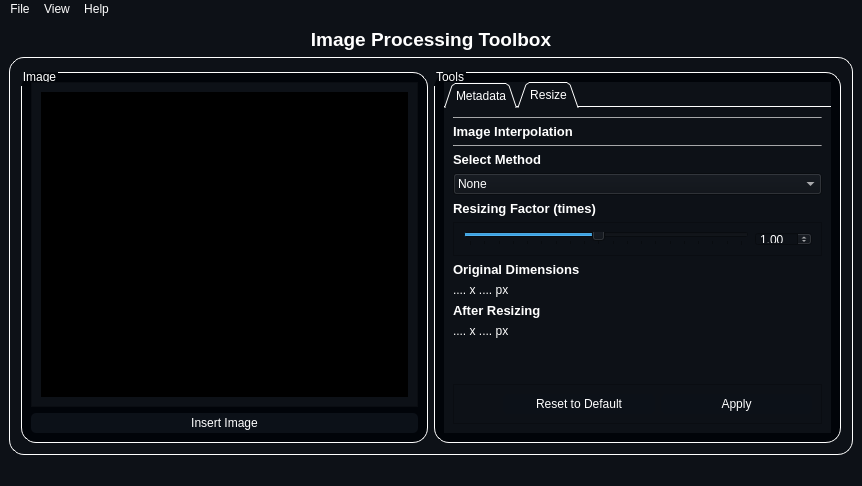
The window that resources/MainWindow.ui (mo-gaafar/image-processing-toolbox) describes before a commit, drawn with Qt 5.
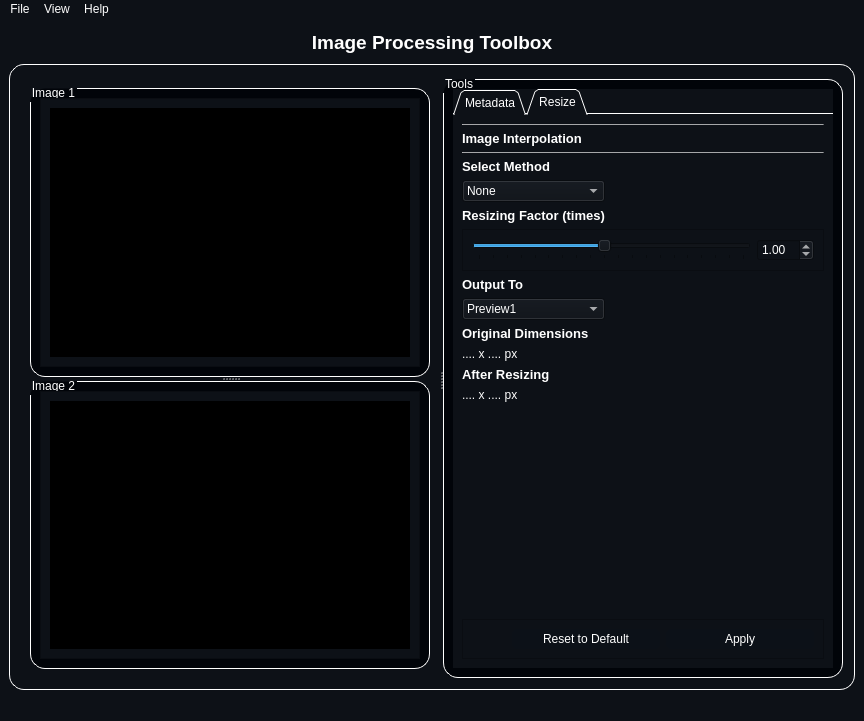
The same window after the commit. Icons and pictures are not drawn.

Patch:
```diff
--- a/resources/MainWindow.ui
+++ b/resources/MainWindow.ui
@@ -6,8 +6,8 @@
    <rect>
     <x>0</x>
     <y>0</y>
-    <width>862</width>
-    <height>485</height>
+    <width>863</width>
+    <height>721</height>
    </rect>
   </property>
   <property name="windowTitle">
@@ -51,11 +51,34 @@
       <property name="title">
        <string/>
       </property>
-      <layout class="QGridLayout" name="gridLayout_2">
+      <layout class="QGridLayout" name="gridLayout_10">
        <item row="0" column="0">
-        <layout class="QHBoxLayout" name="horizontalLayout_8">
-         <item>
-          <widget class="QGroupBox" name="groupBox_2">
+        <widget class="QSplitter" name="splitter">
+         <property name="orientation">
+          <enum>Qt::Horizontal</enum>
+         </property>
+         <widget class="QFrame" name="frame_4">
+          <property name="styleSheet">
+           <string notr="true">QGroupBox {
+background-color: rgb(13, 17, 23);
+border: 1.2px solid #ffffff;
+border-style: outset;
+border-radius: 15px;
+}
+QGroupBox::title  {
+    subcontrol-origin: margin;
+    subcontrol-position: top left;
+    padding: -5px 0px 0px 0px;
+    color: rgb(255, 255, 255);
+}</string>
+          </property>
+          <layout class="QGridLayout" name="gridLayout_9">
+           <item row="0" column="0">
+            <widget class="QSplitter" name="splitter_2">
+             <property name="orientation">
+              <enum>Qt::Vertical</enum>
+             </property>
+             <widget class="QGroupBox" name="image1_groupbox">
            <property name="minimumSize">
             <size>
              <width>400</width>
@@ -77,37 +100,9 @@
 }</string>
            </property>
            <property name="title">
-            <string>Image</string>
+               <string>Image 1</string>
            </property>
            <layout class="QGridLayout" name="gridLayout_4">
-            <item row="1" column="0">
-             <widget class="QPushButton" name="insert_image1_pushButton">
-              <property name="styleSheet">
-               <string notr="true">QPushButton {
-    border-radius: 5px;
-    border-style: outset;
-    background: rgb(12, 17, 24);
-	padding: 3;
-    }
-
-QPushButton:hover {
-    background: rgb(63, 95, 127)
-    }
-
-QPushButton:pressed {
-    border-style: inset;
-    background:rgb(20, 20, 20)
-    }</string>
-              </property>
-              <property name="text">
-               <string>Insert Image</string>
-              </property>
-              <property name="icon">
-               <iconset resource="icons/resources.qrc">
-                <normaloff>:/icons/Open-256.png</normaloff>:/icons/Open-256.png</iconset>
-              </property>
-             </widget>
-            </item>
             <item row="0" column="0">
              <widget class="QScrollArea" name="scrollArea">
               <property name="widgetResizable">
@@ -118,12 +113,12 @@
                 <rect>
                  <x>0</x>
                  <y>0</y>
-                 <width>378</width>
-                 <height>325</height>
-                </rect>
-               </property>
-               <layout class="QHBoxLayout" name="horizontalLayout_3">
-                <item>
+                    <width>380</width>
+                    <height>270</height>
+                   </rect>
+                  </property>
+                  <layout class="QGridLayout" name="gridLayout_8">
+                   <item row="0" column="0">
                  <widget class="QLabel" name="image1_widget">
                   <property name="sizePolicy">
                    <sizepolicy hsizetype="Ignored" vsizetype="Ignored">
@@ -151,15 +146,81 @@
             </item>
            </layout>
           </widget>
-         </item>
-         <item>
-          <layout class="QVBoxLayout" name="verticalLayout_5">
-           <property name="spacing">
-            <number>10</number>
-           </property>
-          </layout>
-         </item>
-         <item>
+             <widget class="QGroupBox" name="image2_groupbox">
+              <property name="enabled">
+               <bool>true</bool>
+              </property>
+              <property name="minimumSize">
+               <size>
+                <width>400</width>
+                <height>0</height>
+               </size>
+              </property>
+              <property name="styleSheet">
+               <string notr="true">QGroupBox {
+background-color: rgb(1, 4, 9);
+border: 1.2px solid #ffffff;
+border-style: outset;
+border-radius: 15px;
+}
+QGroupBox::title  {
+    subcontrol-origin: margin;
+    subcontrol-position: top left;
+    padding: -5px 0px 0px 0px;
+    color: rgb(255, 255, 255);
+}</string>
+              </property>
+              <property name="title">
+               <string>Image 2</string>
+              </property>
+              <layout class="QGridLayout" name="gridLayout_2">
+               <item row="0" column="0">
+                <widget class="QScrollArea" name="scrollArea_2">
+                 <property name="widgetResizable">
+                  <bool>true</bool>
+                 </property>
+                 <widget class="QWidget" name="scrollAreaWidgetContents_4">
+                  <property name="geometry">
+                   <rect>
+                    <x>0</x>
+                    <y>0</y>
+                    <width>380</width>
+                    <height>269</height>
+                   </rect>
+                  </property>
+                  <layout class="QGridLayout" name="gridLayout_6">
+                   <item row="0" column="0">
+                    <widget class="QLabel" name="image2_widget">
+                     <property name="sizePolicy">
+                      <sizepolicy hsizetype="Ignored" vsizetype="Ignored">
+                       <horstretch>0</horstretch>
+                       <verstretch>0</verstretch>
+                      </sizepolicy>
+                     </property>
+                     <property name="styleSheet">
+                      <string notr="true">background-color: rgb(0, 0, 0);</string>
+                     </property>
+                     <property name="pixmap">
+                      <pixmap>placeholder.png</pixmap>
+                     </property>
+                     <property name="scaledContents">
+                      <bool>false</bool>
+                     </property>
+                     <property name="alignment">
+                      <set>Qt::AlignCenter</set>
+                     </property>
+                    </widget>
+                   </item>
+                  </layout>
+                 </widget>
+                </widget>
+               </item>
+              </layout>
+             </widget>
+            </widget>
+           </item>
+          </layout>
+         </widget>
           <widget class="QGroupBox" name="groupBox_5">
            <property name="minimumSize">
             <size>
@@ -185,7 +246,7 @@
             <string>Tools</string>
            </property>
            <layout class="QGridLayout" name="gridLayout_3">
-            <item row="0" column="1">
+           <item row="0" column="0">
              <widget class="QTabWidget" name="tabWidget">
               <property name="enabled">
                <bool>true</bool>
@@ -355,8 +416,22 @@
                <attribute name="title">
                 <string>Resize</string>
                </attribute>
-               <layout class="QVBoxLayout" name="verticalLayout_2">
-                <item>
+              <layout class="QGridLayout" name="gridLayout_7">
+               <item row="12" column="0">
+                <widget class="QLabel" name="label_7">
+                 <property name="text">
+                  <string>&lt;html&gt;&lt;head/&gt;&lt;body&gt;&lt;p&gt;&lt;span style=&quot; font-size:10pt; font-weight:600;&quot;&gt;After Resizing&lt;/span&gt;&lt;/p&gt;&lt;/body&gt;&lt;/html&gt;</string>
+                 </property>
+                </widget>
+               </item>
+               <item row="13" column="0">
+                <widget class="QLabel" name="resize_modified_dim_textbox">
+                 <property name="text">
+                  <string>&lt;html&gt;&lt;head/&gt;&lt;body&gt;&lt;p&gt;.... x .... px&lt;/p&gt;&lt;/body&gt;&lt;/html&gt;</string>
+                 </property>
+                </widget>
+               </item>
+               <item row="0" column="0" colspan="3">
                  <widget class="Line" name="line_6">
                   <property name="maximumSize">
                    <size>
@@ -372,14 +447,14 @@
                   </property>
                  </widget>
                 </item>
-                <item>
+               <item row="1" column="0">
                  <widget class="QLabel" name="label_3">
                   <property name="text">
                    <string>&lt;html&gt;&lt;head/&gt;&lt;body&gt;&lt;p&gt;&lt;span style=&quot; font-size:10pt; font-weight:600;&quot;&gt;Image Interpolation&lt;/span&gt;&lt;/p&gt;&lt;/body&gt;&lt;/html&gt;</string>
                   </property>
                  </widget>
                 </item>
-                <item>
+               <item row="2" column="0" colspan="3">
                  <widget class="Line" name="line_5">
                   <property name="maximumSize">
                    <size>
@@ -395,14 +470,14 @@
                   </property>
                  </widget>
                 </item>
-                <item>
+               <item row="3" column="0">
                  <widget class="QLabel" name="label_4">
                   <property name="text">
                    <string>&lt;html&gt;&lt;head/&gt;&lt;body&gt;&lt;p&gt;&lt;span style=&quot; font-size:10pt; font-weight:600;&quot;&gt;Select Method&lt;/span&gt;&lt;/p&gt;&lt;/body&gt;&lt;/html&gt;</string>
                   </property>
                  </widget>
                 </item>
-                <item>
+               <item row="4" column="0">
                  <widget class="QComboBox" name="interpolate_combobox">
                   <item>
                    <property name="text">
@@ -421,14 +496,28 @@
                   </item>
                  </widget>
                 </item>
-                <item>
+               <item row="5" column="0">
                  <widget class="QLabel" name="label_5">
                   <property name="text">
                    <string>&lt;html&gt;&lt;head/&gt;&lt;body&gt;&lt;p&gt;&lt;span style=&quot; font-size:10pt; font-weight:600;&quot;&gt;Resizing Factor (times)&lt;/span&gt;&lt;/p&gt;&lt;/body&gt;&lt;/html&gt;</string>
                   </property>
                  </widget>
                 </item>
-                <item>
+               <item row="10" column="0">
+                <widget class="QLabel" name="label_6">
+                 <property name="text">
+                  <string>&lt;html&gt;&lt;head/&gt;&lt;body&gt;&lt;p&gt;&lt;span style=&quot; font-size:10pt; font-weight:600;&quot;&gt;Original Dimensions&lt;/span&gt;&lt;/p&gt;&lt;/body&gt;&lt;/html&gt;</string>
+                 </property>
+                </widget>
+               </item>
+               <item row="11" column="0">
+                <widget class="QLabel" name="resize_original_dim_textbox">
+                 <property name="text">
+                  <string>&lt;html&gt;&lt;head/&gt;&lt;body&gt;&lt;p&gt;.... x .... px&lt;/p&gt;&lt;/body&gt;&lt;/html&gt;</string>
+                 </property>
+                </widget>
+               </item>
+               <item row="6" column="0" colspan="3">
                  <widget class="QFrame" name="frame">
                   <property name="minimumSize">
                    <size>
@@ -487,51 +576,7 @@
                   </layout>
                  </widget>
                 </item>
-                <item>
-                 <widget class="QLabel" name="label_6">
-                  <property name="text">
-                   <string>&lt;html&gt;&lt;head/&gt;&lt;body&gt;&lt;p&gt;&lt;span style=&quot; font-size:10pt; font-weight:600;&quot;&gt;Original Dimensions&lt;/span&gt;&lt;/p&gt;&lt;/body&gt;&lt;/html&gt;</string>
-                  </property>
-                 </widget>
-                </item>
-                <item>
-                 <widget class="QLabel" name="resize_original_dim_textbox">
-                  <property name="text">
-                   <string>&lt;html&gt;&lt;head/&gt;&lt;body&gt;&lt;p&gt;.... x .... px&lt;/p&gt;&lt;/body&gt;&lt;/html&gt;</string>
-                  </property>
-                 </widget>
-                </item>
-                <item>
-                 <widget class="QLabel" name="label_7">
-                  <property name="text">
-                   <string>&lt;html&gt;&lt;head/&gt;&lt;body&gt;&lt;p&gt;&lt;span style=&quot; font-size:10pt; font-weight:600;&quot;&gt;After Resizing&lt;/span&gt;&lt;/p&gt;&lt;/body&gt;&lt;/html&gt;</string>
-                  </property>
-                 </widget>
-                </item>
-                <item>
-                 <widget class="QLabel" name="resize_modified_dim_textbox">
-                  <property name="text">
-                   <string>&lt;html&gt;&lt;head/&gt;&lt;body&gt;&lt;p&gt;.... x .... px&lt;/p&gt;&lt;/body&gt;&lt;/html&gt;</string>
-                  </property>
-                 </widget>
-                </item>
-                <item>
-                 <spacer name="verticalSpacer">
-                  <property name="orientation">
-                   <enum>Qt::Vertical</enum>
-                  </property>
-                  <property name="sizeType">
-                   <enum>QSizePolicy::MinimumExpanding</enum>
-                  </property>
-                  <property name="sizeHint" stdset="0">
-                   <size>
-                    <width>20</width>
-                    <height>40</height>
-                   </size>
-                  </property>
-                 </spacer>
-                </item>
-                <item>
+               <item row="18" column="0" colspan="3">
                  <widget class="QFrame" name="frame_2">
                   <property name="minimumSize">
                    <size>
@@ -613,24 +658,50 @@
                   </layout>
                  </widget>
                 </item>
+               <item row="8" column="0">
+                <widget class="QComboBox" name="interpolate_output_combobox">
                 <item>
-                 <layout class="QHBoxLayout" name="horizontalLayout"/>
-                </item>
-               </layout>
-              </widget>
+                  <property name="text">
+                   <string>Preview1</string>
+                  </property>
+                 </item>
+                 <item>
+                  <property name="text">
+                   <string>Preview2</string>
+                  </property>
+                 </item>
+                </widget>
+               </item>
+               <item row="16" column="1">
+                <spacer name="verticalSpacer">
+                 <property name="orientation">
+                  <enum>Qt::Vertical</enum>
+                 </property>
+                 <property name="sizeType">
+                  <enum>QSizePolicy::MinimumExpanding</enum>
+                 </property>
+                 <property name="sizeHint" stdset="0">
+                  <size>
+                   <width>20</width>
+                   <height>20</height>
+                  </size>
+                 </property>
+                </spacer>
+               </item>
+               <item row="7" column="0">
+                <widget class="QLabel" name="label_10">
+                 <property name="text">
+                  <string>&lt;html&gt;&lt;head/&gt;&lt;body&gt;&lt;p&gt;&lt;span style=&quot; font-size:10pt; font-weight:600;&quot;&gt;Output To&lt;/span&gt;&lt;/p&gt;&lt;/body&gt;&lt;/html&gt;</string>
+                 </property>
              </widget>
             </item>
            </layout>
           </widget>
-         </item>
-         <item>
-          <layout class="QVBoxLayout" name="verticalLayout_6">
-           <property name="spacing">
-            <number>10</number>
-           </property>
+            </widget>
+           </item>
           </layout>
-         </item>
-        </layout>
+         </widget>
+        </widget>
        </item>
       </layout>
      </widget>
@@ -642,7 +713,7 @@
     <rect>
      <x>0</x>
      <y>0</y>
-     <width>862</width>
+     <width>863</width>
      <height>21</height>
     </rect>
    </property>
```
Left out of the diff: 29 changed lines with no effect on the pictures. Lines whose indentation alone changed are shown as unchanged.
